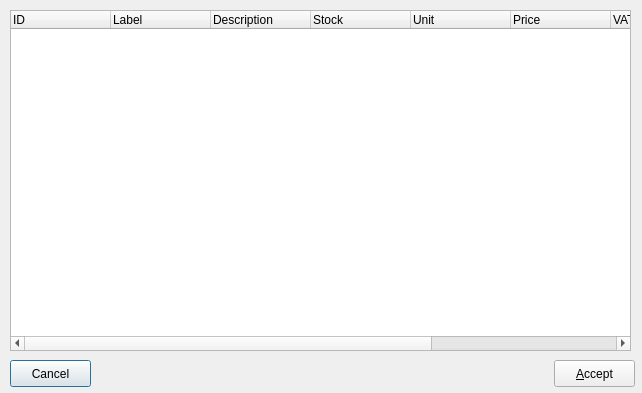
Old version of the form trunk/ui/stockselfrm.ui in the repository BackupTheBerlios/first4-svn.
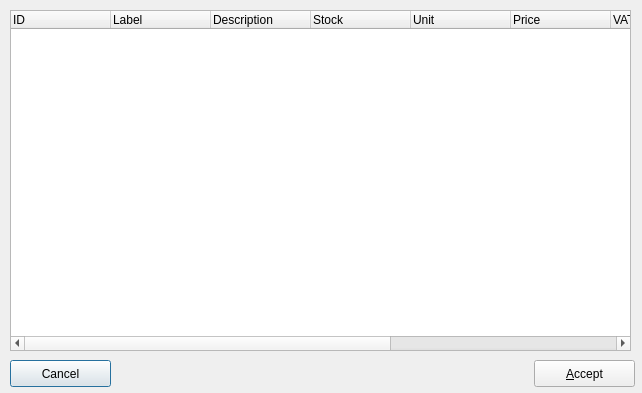
New version of the form. Icons and pictures are not drawn.

What changed in the file:
```diff
--- a/trunk/ui/stockselfrm.ui
+++ b/trunk/ui/stockselfrm.ui
@@ -20,7 +20,7 @@
     <rect>
      <x>10</x>
      <y>360</y>
-     <width>81</width>
+     <width>101</width>
      <height>27</height>
     </rect>
    </property>
@@ -34,9 +34,9 @@
   <widget class="QPushButton" name="btnaccept" >
    <property name="geometry" >
     <rect>
-     <x>554</x>
+     <x>534</x>
      <y>360</y>
-     <width>81</width>
+     <width>101</width>
      <height>27</height>
     </rect>
    </property>
@@ -101,6 +101,11 @@
      <string>tab_id</string>
     </property>
    </column>
+   <column>
+    <property name="text" >
+     <string>supplier</string>
+    </property>
+   </column>
   </widget>
  </widget>
  <resources>
```
